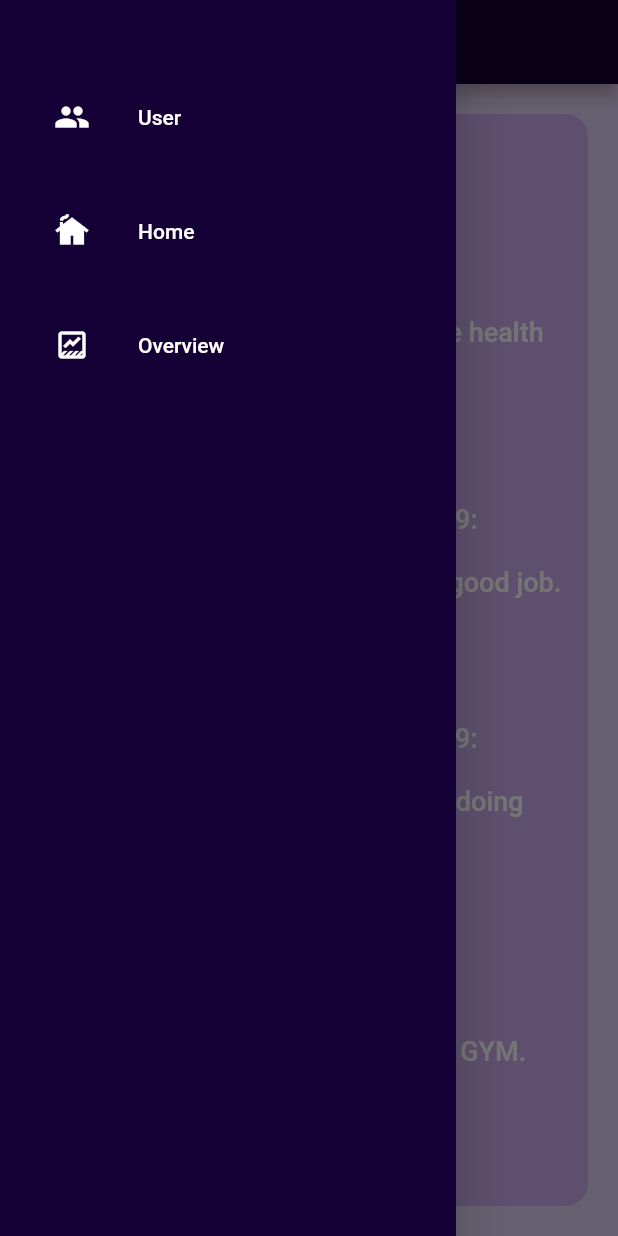
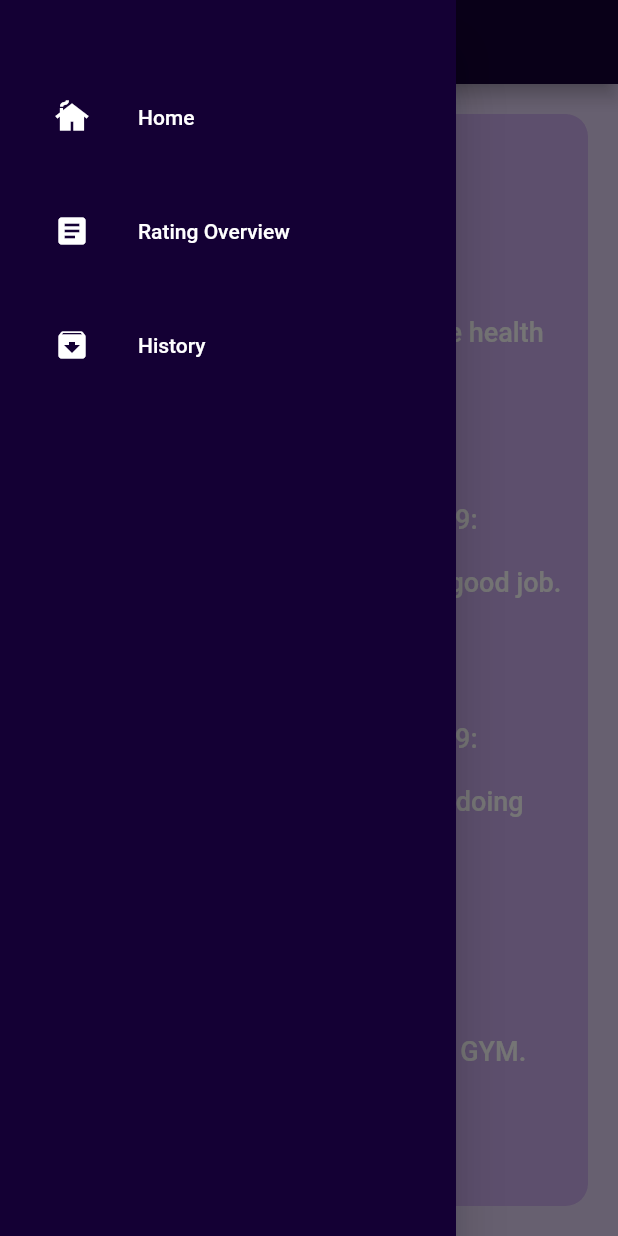
Before and after one commit to msaluz/BMICalculator, a Flutter app: the BmiOverviewScreen screen opened by its route, with the side drawer open, on a phone screen of 412 x 824 dp. Run offline on Flutter 3.47's test engine with Material 2 defaults, Android fonts, the phone set to English and light mode, and no system bars; our stand-ins replace bloc, flutter_bloc, sqflite; accounts and stored records are empty.

```diff
--- /dev/null
+++ b/lib/core/constants/rating_descriptions.dart
@@ -0,0 +1,10 @@
+class RatingDescriptions {
+  static const String underweight =
+      "BMI under 18.5:\n Underweight\nYour Weight is too low eat some health food.";
+  static const String healthyWeight =
+      "BMI between 18.5 and 24.9:\n Healthy Weight\nYou have a healthy body weight, good job.";
+  static const String overweight =
+      "BMI between 25.0 and 29.9:\n Overweight\nYour body id overweight keep doing workout.";
+  static const String obese =
+      "BMI over 30:\n Obesity\nYour weight is too heavy go to GYM.";
+}
--- a/lib/data/models/bmi_model.dart
+++ b/lib/data/models/bmi_model.dart
@@ -1,19 +1,18 @@
 class BMI {
+  late final int? id;
+  late final String username;
   final int height;
   final int weight;
-  static double? low;
-  static double? high;
-  static final List<String> descriptions = [
-    "Underweight",
-    "Healthy Weight",
-    "Overweight",
-    "Obese"
-  ];
+  late final double score;
+  late final String rating;
+  late final String date;
 
-  const BMI({
+  BMI({
     required this.height,
     required this.weight,
   });
+
+  BMI.db({this.id, required this.username, required this.height, required this.weight, required this.score, required this.rating, required this.date});
 
   double compute() {
     return weight / (height * height) * 10000;
@@ -36,8 +35,25 @@ class BMI {
     }
   }
 
-  void rating(double low, double high) {
-    BMI.low = low;
-    BMI.high = high;
+  factory BMI.fromMap(Map<String, dynamic> json) => BMI.db(
+    id: json['id'],
+    username: json['username'],
+    height: json['height'],
+    weight: json['weight'],
+    score: json['score'],
+    rating: json['rating'],
+    date: json['date'],
+  );
+
+  Map<String, dynamic> toMap() {
+    return {
+      'id': id,
+      'username': username,
+      'height': height,
+      'weight': weight,
+      'score': score,
+      'rating': rating,
+      'date': date,
+    };
   }
 }
--- a/lib/data/repositories/bmi_repository.dart
+++ b/lib/data/repositories/bmi_repository.dart
@@ -10,9 +10,4 @@ class BmiRepository {
     BMI bmi = BMI(height: height, weight: weight);
     return bmi.computeBmiRating();
   }
-
-  Future<List<String>> getBmiDescription() async {
-    return BMI.descriptions;
-  }
-
 }
--- a/lib/main.dart
+++ b/lib/main.dart
@@ -5,8 +5,10 @@ import 'package:bmi_calculator/presentation/router/routes.dart';
 import 'package:flutter/material.dart';
 import 'package:flutter_bloc/flutter_bloc.dart';
 import 'presentation/router/app_router.dart';
+import 'package:sqflite/sqflite.dart';
 
 void main() {
+  WidgetsFlutterBinding.ensureInitialized();
   runApp(const MyApp());
 }
 
--- a/lib/presentation/screens/home_screen.dart
+++ b/lib/presentation/screens/home_screen.dart
@@ -3,6 +3,7 @@ import 'package:flutter/material.dart';
 import 'package:flutter_bloc/flutter_bloc.dart';
 
 import '../router/routes.dart';
+import '../widgets/drawer_widget.dart';
 
 class HomeScreen extends StatefulWidget {
   const HomeScreen({Key? key}) : super(key: key);
@@ -19,6 +20,7 @@ class _HomeScreenState extends State<HomeScreen>
   @override
   Widget build(BuildContext context) {
     return Scaffold(
+      drawer: const NavigationDrawer(),
       appBar: AppBar(
         centerTitle: true,
         title: const Text("BMI CALCULATOR"),
--- a/lib/presentation/screens/overview_screen.dart
+++ b/lib/presentation/screens/overview_screen.dart
@@ -1,3 +1,4 @@
+import 'package:bmi_calculator/core/constants/rating_descriptions.dart';
 import 'package:flutter/material.dart';
 
 import '../widgets/drawer_widget.dart';
@@ -36,7 +37,7 @@ class _BmiOverviewScreenState extends State<BmiOverviewScreen>
                 crossAxisAlignment: CrossAxisAlignment.stretch,
                 children: const [
                   Text(
-                    "BMI under 18.5:\n Underweight\nYour Weight is too low eat some health food.",
+                    RatingDescriptions.underweight,
                     textAlign: TextAlign.center,
                     style: TextStyle(
                       color: Colors.white,
@@ -45,7 +46,7 @@ class _BmiOverviewScreenState extends State<BmiOverviewScreen>
                     ),
                   ),
                   Text(
-                    "BMI between 18.5 and 24.9:\n Healthy Weight\nYou have a healthy body weight, good job.",
+                    RatingDescriptions.healthyWeight,
                     textAlign: TextAlign.center,
                     style: TextStyle(
                       color: Colors.white,
@@ -54,7 +55,7 @@ class _BmiOverviewScreenState extends State<BmiOverviewScreen>
                     ),
                   ),
                   Text(
-                    "BMI between 25.0 and 29.9:\n Overweight\nYour body id overweight keep doing workout.",
+                    RatingDescriptions.overweight,
                     textAlign: TextAlign.center,
                     style: TextStyle(
                       color: Colors.white,
@@ -63,7 +64,7 @@ class _BmiOverviewScreenState extends State<BmiOverviewScreen>
                     ),
                   ),
                   Text(
-                    "BMI over 30:\n Obesity\nYour weight is too heavy go to GYM.",
+                    RatingDescriptions.obese,
                     textAlign: TextAlign.center,
                     style: TextStyle(
                       color: Colors.white,
--- a/lib/presentation/widgets/drawer_widget.dart
+++ b/lib/presentation/widgets/drawer_widget.dart
@@ -1,4 +1,9 @@
+import 'package:bmi_calculator/presentation/router/routes.dart';
+import 'package:bmi_calculator/presentation/screens/history_screen.dart';
 import 'package:flutter/material.dart';
+
+import '../screens/home_screen.dart';
+import '../screens/overview_screen.dart';
 
 class NavigationDrawer extends StatelessWidget {
   final _padding = const EdgeInsets.symmetric(horizontal: 20);
@@ -15,18 +20,21 @@ class NavigationDrawer extends StatelessWidget {
           children: <Widget>[
             const SizedBox(height: 50),
             buildMenuItem(
-              text: "User",
-              icon: Icons.people,
+              text: "Home",
+              icon: Icons.cottage,
+              onClicked: () => selectedItem(context,0),
             ),
             const SizedBox(height: 20),
             buildMenuItem(
-              text: "Home",
-              icon: Icons.cottage,
+              text: "Rating Overview",
+              icon: Icons.article,
+              onClicked: () => selectedItem(context,1),
             ),
             const SizedBox(height: 20),
             buildMenuItem(
-              text: "Overview",
-              icon: Icons.data_thresholding_outlined,
+              text: "History",
+              icon: Icons.archive,
+              onClicked: () => selectedItem(context,2),
             ),
           ],
         ),
@@ -37,13 +45,31 @@ class NavigationDrawer extends StatelessWidget {
   Widget buildMenuItem({
     required String text,
     required IconData icon,
+    VoidCallback? onClicked,
   }) {
     const color = Colors.white;
 
     return ListTile(
-        leading: Icon(icon,color: color),
-        title: Text(text, style: const TextStyle(color: color)),
-        onTap: () {}
+      leading: Icon(icon,color: color),
+      title: Text(text, style: const TextStyle(color: color)),
+      onTap: onClicked,
     );
+
+
+  }
+
+  void selectedItem(BuildContext context, int index) {
+    Navigator.of(context).pop();
+    switch (index) {
+      case 0:
+        Navigator.of(context).pushNamed(Routes.homeScreen);
+        break;
+      case 1:
+        Navigator.of(context).pushNamed(Routes.overviewScreen);
+        break;
+      case 2:
+        Navigator.of(context).pushNamed(Routes.historyScreen);
+        break;
+    }
   }
 }
--- a/pubspec.yaml
+++ b/pubspec.yaml
@@ -39,6 +39,8 @@ dependencies:
   # The following adds the Cupertino Icons font to your application.
   # Use with the CupertinoIcons class for iOS style icons.
   cupertino_icons: ^1.0.2
+  sqflite: ^2.0.2+1
+  path_provider: ^2.0.11
 
 dev_dependencies:
   flutter_test:
```
Also changed, not shown: lib/data/dataproviders/database/database_helper.dart (added, +58 -0 lines), lib/logic/cubits/overview_cubit.dart (deleted, +0 -16 lines), lib/logic/cubits/overview_state.dart (deleted, +0 -13 lines), lib/presentation/screens/history_screen.dart (+41 -1 lines), lib/presentation/screens/result_screen.dart (+32 -2 lines), pubspec.lock.
